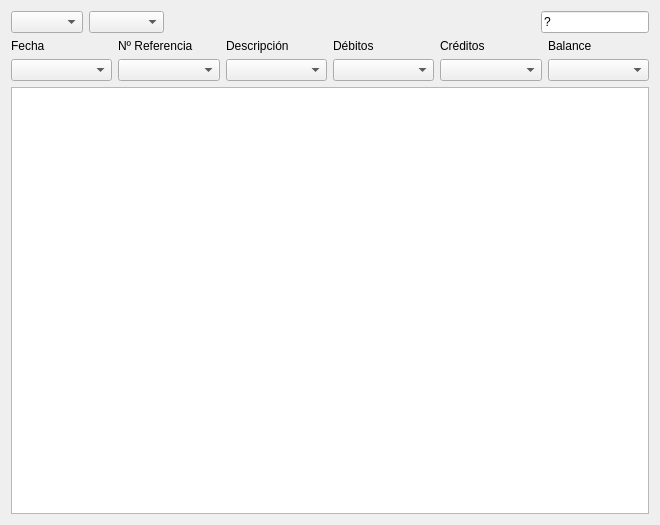
Before: the Qt Designer form ui/tab_content.ui in shackra/bank-gnucash, drawn with Qt 5.
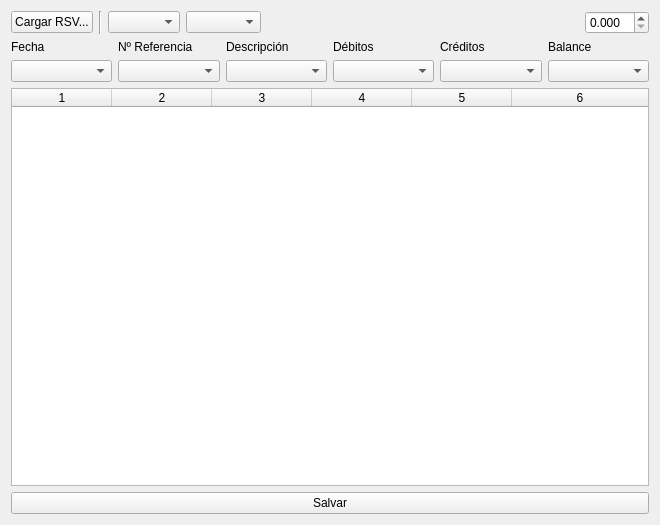
After: the same form once the commit is applied.

Commit message: Actualiza widget

The edit to the form file:
```diff
--- a/ui/tab_content.ui
+++ b/ui/tab_content.ui
@@ -16,6 +16,20 @@
   <layout class="QVBoxLayout" name="verticalLayout">
    <item>
     <layout class="QHBoxLayout" name="information">
+     <item>
+      <widget class="QPushButton" name="load_rsv">
+       <property name="text">
+        <string>Cargar RSV...</string>
+       </property>
+      </widget>
+     </item>
+     <item>
+      <widget class="Line" name="line">
+       <property name="orientation">
+        <enum>Qt::Vertical</enum>
+       </property>
+      </widget>
+     </item>
      <item>
       <widget class="QComboBox" name="bank_name">
        <property name="placeholderText">
@@ -47,15 +61,9 @@
       </spacer>
      </item>
      <item>
-      <widget class="QLineEdit" name="initial_balance">
-       <property name="sizePolicy">
-        <sizepolicy hsizetype="Minimum" vsizetype="Fixed">
-         <horstretch>0</horstretch>
-         <verstretch>0</verstretch>
-        </sizepolicy>
-       </property>
-       <property name="text">
-        <string>?</string>
+      <widget class="QDoubleSpinBox" name="initial_balance">
+       <property name="decimals">
+        <number>3</number>
        </property>
       </widget>
      </item>
@@ -150,7 +158,36 @@
     </layout>
    </item>
    <item>
-    <widget class="QPlainTextEdit" name="statement"/>
+    <widget class="QTableWidget" name="tableWidget">
+     <property name="frameShadow">
+      <enum>QFrame::Sunken</enum>
+     </property>
+     <property name="rowCount">
+      <number>0</number>
+     </property>
+     <property name="columnCount">
+      <number>6</number>
+     </property>
+     <attribute name="horizontalHeaderStretchLastSection">
+      <bool>true</bool>
+     </attribute>
+     <attribute name="verticalHeaderStretchLastSection">
+      <bool>false</bool>
+     </attribute>
+     <column/>
+     <column/>
+     <column/>
+     <column/>
+     <column/>
+     <column/>
+    </widget>
+   </item>
+   <item>
+    <widget class="QPushButton" name="save_statements">
+     <property name="text">
+      <string>Salvar</string>
+     </property>
+    </widget>
    </item>
   </layout>
  </widget>
```
The commit also changes 2 other files.
